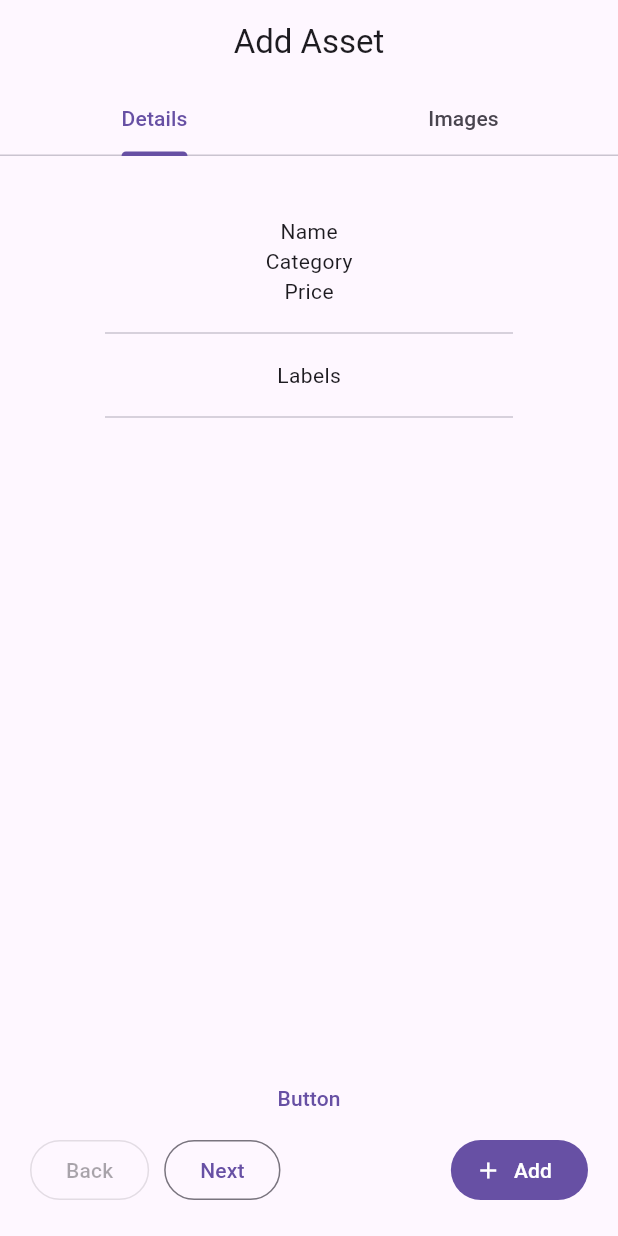
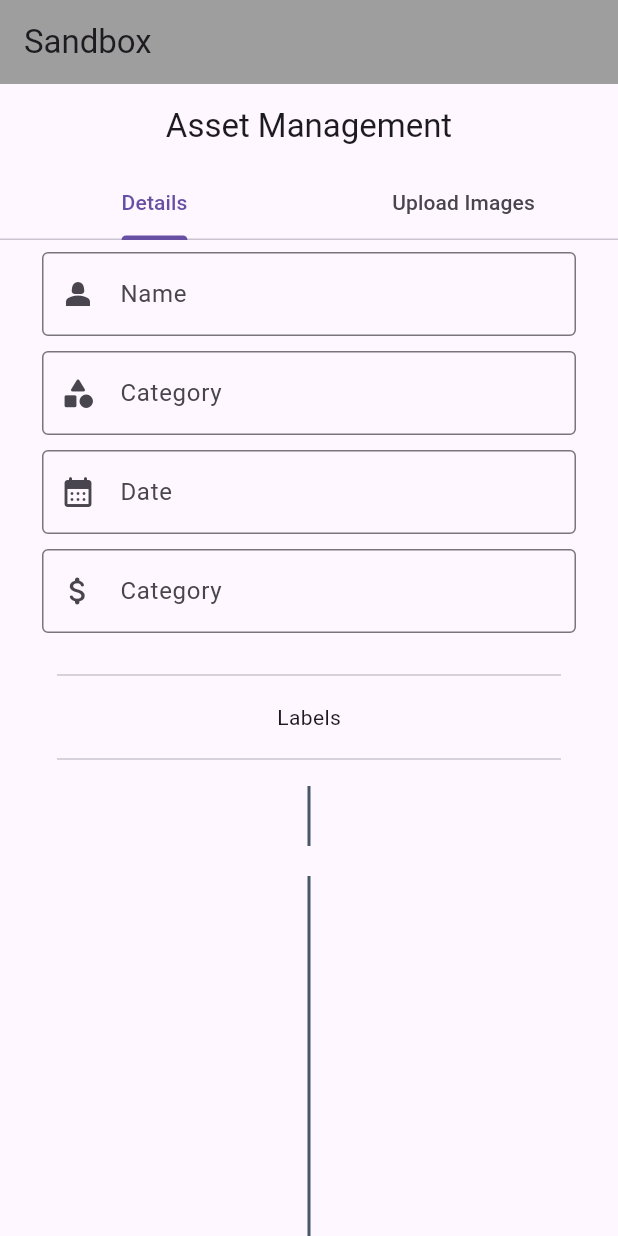
Before and after one commit to slatei/asset_manager, a Flutter app: the screen it shows after launch, on a phone screen of 412 x 824 dp. Run offline on Flutter 3.47's test engine with Material 3 defaults, Android fonts, the phone set to English and light mode, and no system bars; our stand-ins replace cloud_firestore, firebase_auth, firebase_core, firebase_storage, image_picker; missing offline and left inert: firebase_ui_auth; accounts and stored records are empty.

Commit message:
feat: Use NestedScrollView and slivers for CreateAsset tabulation

```diff
--- a/lib/main.dart
+++ b/lib/main.dart
@@ -1,4 +1,3 @@
-import 'package:asset_store/screens/asset_lists/assets_list.dart';
 import 'package:asset_store/screens/asset_management/create_asset.dart';
 import 'package:asset_store/state/categories_state.dart';
 import 'package:provider/provider.dart';
@@ -64,7 +63,8 @@ class App extends StatelessWidget {
         initialRoute: '/',
         routes: {
           // '/': (context) => const AuthWrapper(),
-          '/': (context) => const CreateAsset(),
+          // '/': (context) => const NestedScrollViewExample(),
+          '/': (context) => const Sandbox(),
           '/dashboard': (context) => const Dashboard(),
         },
       ),
@@ -96,7 +96,7 @@ class Sandbox extends StatelessWidget {
         title: const Text('Sandbox'),
         backgroundColor: Colors.grey,
       ),
-      body: const AssetsList(),
+      body: const CreateAsset(),
     );
   }
 }
--- a/lib/screens/asset_management/create_asset.dart
+++ b/lib/screens/asset_management/create_asset.dart
@@ -1,74 +1,84 @@
-import 'package:asset_store/screens/asset_management/asset_buttons.dart';
 import 'package:asset_store/screens/asset_management/create_asset_detail.dart';
 import 'package:asset_store/screens/asset_management/create_asset_image.dart';
 import 'package:flutter/material.dart';
 
-class CreateAsset extends StatefulWidget {
+
+class CreateAsset extends StatelessWidget {
   const CreateAsset({super.key});
 
   @override
-  State<CreateAsset> createState() => _CreateAssetState();
-}
-
-class _CreateAssetState extends State<CreateAsset>
-    with TickerProviderStateMixin {
-  late final TabController _tabController;
-
-  final List<String> tabs = ['Details', 'Images'];
-  final Map<String, Widget> tabsMap = {
-    "Details": const CreateAssetDetail(),
-    "Images": const CreateAssetImage(),
-  };
-
-  @override
-  void initState() {
-    super.initState();
-    _tabController = TabController(
-      length: tabsMap.entries.length,
-      vsync: this,
-    );
-  }
-
-  @override
-  void dispose() {
-    _tabController.dispose();
-    super.dispose();
-  }
-
-  @override
   Widget build(BuildContext context) {
-    return Scaffold(
-      appBar: AppBar(
-        title: const Text('Add Asset'),
-        centerTitle: true,
-        bottom: TabBar(
-          controller: _tabController,
-          tabs: tabsMap.keys.map((key) {
-            return Tab(
-              text: key,
-            );
-          }).toList(),
-        ),
-      ),
-      body: Container(
-        padding: const EdgeInsets.all(20),
-        child: Column(
-          children: [
-            Expanded(
-              child: TabBarView(
-                controller: _tabController,
-                children: tabsMap.values.map((value) {
-                  return value;
-                }).toList(),
+    final List<String> tabs = <String>['Details', 'Upload Images'];
+    return DefaultTabController(
+      length: tabs.length,
+      child: Scaffold(
+        body: NestedScrollView(
+          headerSliverBuilder: (BuildContext context, bool innerBoxIsScrolled) {
+            return <Widget>[
+              SliverOverlapAbsorber(
+                handle:
+                    NestedScrollView.sliverOverlapAbsorberHandleFor(context),
+                sliver: SliverAppBar(
+                  title: const Text('Asset Management'),
+                  pinned: true,
+                  centerTitle: true,
+                  forceElevated: innerBoxIsScrolled,
+                  bottom: TabBar(
+                    tabs: tabs.map((String name) => Tab(text: name)).toList(),
+                  ),
+                ),
               ),
-            ),
-            AssetButtons(
-              tabController: _tabController,
-              add: () {},
-            )
-          ],
+            ];
+          },
+          body: TabBarView(
+            children: tabs.map((String name) {
+              return SafeArea(
+                top: false,
+                bottom: false,
+                child: Builder(
+                  builder: (BuildContext context) {
+                    return CustomScrollView(
+                      key: PageStorageKey<String>(name),
+                      slivers: <Widget>[
+                        SliverOverlapInjector(
+                          handle:
+                              NestedScrollView.sliverOverlapAbsorberHandleFor(
+                                  context),
+                        ),
+                        SliverPadding(
+                          padding: const EdgeInsets.all(8.0),
+                          sliver: SliverList(
+                            delegate: SliverChildListDelegate(
+                              _buildTabContent(name, context),
+                            ),
+                          ),
+                        ),
+                      ],
+                    );
+                  },
+                ),
+              );
+            }).toList(),
+          ),
         ),
       ),
     );
   }
+
+  List<Widget> _buildTabContent(String tabName, BuildContext context) {
+    if (tabName == 'Details') {
+      return <Widget>[
+        CreateAssetDetail(
+          tabController: DefaultTabController.of(context),
+        ),
+      ];
+    } else if (tabName == 'Upload Images') {
+      return <Widget>[
+        CreateAssetImage(
+          tabController: DefaultTabController.of(context),
+        ),
+      ];
+    }
+    return <Widget>[];
+  }
 }
--- a/lib/screens/asset_management/create_asset_detail.dart
+++ b/lib/screens/asset_management/create_asset_detail.dart
@@ -1,23 +1,88 @@
+import 'package:asset_store/screens/asset_management/asset_buttons.dart';
 import 'package:flutter/material.dart';
 
 class CreateAssetDetail extends StatefulWidget {
-  const CreateAssetDetail({super.key});
+  const CreateAssetDetail({
+    required this.tabController,
+    super.key,
+  });
+
+  final TabController tabController;
 
   @override
   State<CreateAssetDetail> createState() => _CreateAssetDetailState();
 }
 
-class _CreateAssetDetailState extends State<CreateAssetDetail> {
+class _CreateAssetDetailState extends State<CreateAssetDetail>
+    with AutomaticKeepAliveClientMixin {
+  @override
+  bool get wantKeepAlive => true;
+
+  final _nameController = TextEditingController();
+  final _categoryController = TextEditingController();
+
+  @override
+  void dispose() {
+    _nameController.dispose();
+    _categoryController.dispose();
+    super.dispose();
+  }
+
   @override
   Widget build(BuildContext context) {
-    return Container(
-      padding: const EdgeInsets.fromLTRB(20, 20, 20, 0),
-      child: Column(
+    super.build(context);
+
+    return Column(
       children: <Widget>[
         // Primary data entry
-          const Text('Name'),
-          const Text('Category'),
-          const Text('Price'),
+        Padding(
+          padding: const EdgeInsets.symmetric(horizontal: 20),
+          child: Column(
+            children: [
+              // Asset name
+              TextField(
+                controller: _nameController,
+                decoration: const InputDecoration(
+                  prefixIcon: Icon(Icons.person_2),
+                  label: Text('Name'),
+                  border: OutlineInputBorder(),
+                ),
+              ),
+              const SizedBox(height: 10),
+
+              // Asset category
+              TextField(
+                controller: _categoryController,
+                decoration: const InputDecoration(
+                  prefixIcon: Icon(Icons.category_rounded),
+                  label: Text('Category'),
+                  border: OutlineInputBorder(),
+                ),
+              ),
+              const SizedBox(height: 10),
+
+              // Asset date
+              const TextField(
+                decoration: InputDecoration(
+                  prefixIcon: Icon(Icons.calendar_month_rounded),
+                  label: Text('Date'),
+                  border: OutlineInputBorder(),
+                ),
+              ),
+              const SizedBox(height: 10),
+
+              // Asset price
+              const TextField(
+                decoration: InputDecoration(
+                  prefixIcon: Icon(Icons.attach_money_rounded),
+                  label: Text('Category'),
+                  border: OutlineInputBorder(),
+                ),
+              ),
+              const SizedBox(height: 10),
+            ],
+          ),
+        ),
 
         // Separator bar
         const Padding(
@@ -39,11 +104,15 @@ class _CreateAssetDetailState extends State<CreateAssetDetail> {
           ),
         ),
 
-          const Expanded(child: SizedBox()),
+        const Placeholder(child: SizedBox(height: 40)),
+        const SizedBox(height: 20),
+        const Placeholder(child: SizedBox(height: 300)),
 
-          TextButton(onPressed: () {}, child: const Text('Button'))
+        AssetButtons(
+          tabController: widget.tabController,
+          add: () {},
+        ),
       ],
-      ),
     );
   }
 }
--- a/lib/screens/asset_management/create_asset_image.dart
+++ b/lib/screens/asset_management/create_asset_image.dart
@@ -1,17 +1,41 @@
+import 'package:asset_store/screens/asset_management/asset_buttons.dart';
 import 'package:flutter/material.dart';
 
 class CreateAssetImage extends StatefulWidget {
-  const CreateAssetImage({super.key});
+  const CreateAssetImage({
+    required this.tabController,
+    super.key,
+  });
+
+  final TabController tabController;
 
   @override
   State<CreateAssetImage> createState() => _CreateAssetImageState();
 }
 
-class _CreateAssetImageState extends State<CreateAssetImage> {
+class _CreateAssetImageState extends State<CreateAssetImage>
+    with AutomaticKeepAliveClientMixin {
+  @override
+  bool get wantKeepAlive => true;
+
   @override
   Widget build(BuildContext context) {
-    return const Center(
-      child: Text("Add asset image"),
+    super.build(context);
+
+    return Column(
+      children: [
+        ElevatedButton(
+          onPressed: () {
+            // Code to upload image
+          },
+          child: const Text('Upload Image'),
+        ),
+        const SizedBox(height: 400),
+        AssetButtons(
+          tabController: widget.tabController,
+          add: () {},
+        ),
+      ],
     );
   }
 }
```
Also changed, not shown: 2 other files. Lines whose indentation alone changed are shown as unchanged.
